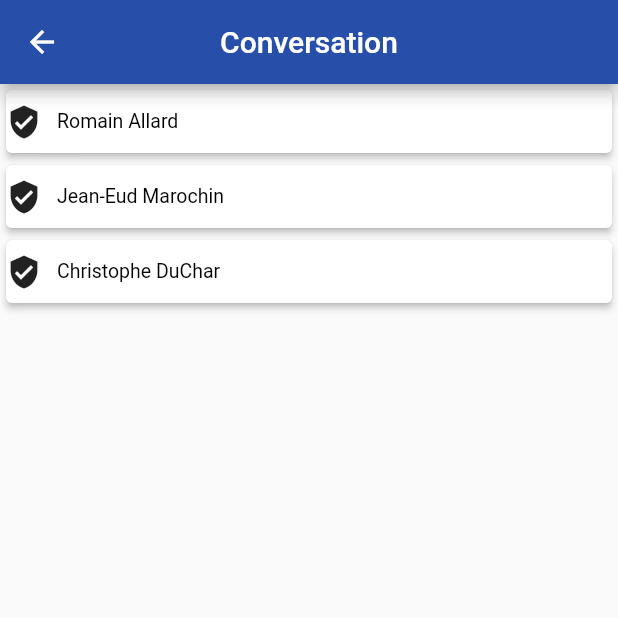
After one commit to ClementQ/flutter_cube, a Flutter app: the ListConversation screen opened directly, on a phone screen of 412 x 824 dp, the top half of it. The commit adds this screen. Run offline on Flutter 3.47's test engine with Material 2 defaults, Android fonts, the phone set to English and light mode, and no system bars; network calls fail.

Commit message:
Add ListConversation.dart

```diff
--- /dev/null
+++ b/lib/Pages/ListConversation.dart
@@ -0,0 +1,75 @@
+import 'package:flutter/material.dart';
+import 'package:flutter_cube/Components/InfoAcount.dart';
+import 'package:flutter_cube/Components/Message.dart';
+import 'package:flutter_cube/Models/Login.dart';
+import 'package:flutter_cube/Pages/Acount.dart';
+import 'package:flutter_cube/Pages/Conversation.dart';
+import 'package:flutter_cube/Pages/Forum.dart';
+import 'package:flutter_cube/Pages/Quiz.dart';
+import 'package:flutter_cube/Pages/home_page.dart';
+import 'package:flutter_cube/Components/Connexion.dart';
+
+class ListConversation extends StatefulWidget {
+  ListConversation({Key key, this.title}) : super(key: key);
+  final String title;
+
+  @override
+  _ListConversation_State createState() => _ListConversation_State();
+}
+
+class _ListConversation_State extends State<ListConversation> {
+
+  List<String> list = ["Romain Allard","Jean-Eud Marochin","Christophe DuChar"];
+
+  @override
+  Widget build(BuildContext context) {
+    return Scaffold(
+      appBar: AppBar(
+        title: Text(widget.title),
+        backgroundColor: Color.fromARGB(255, 39, 78, 168),
+        centerTitle: true,
+
+      ),
+      body:
+        ListView.builder(
+            itemCount: list.length,
+            itemBuilder: (context, index) {
+              return Row(
+                  children: [
+                    Expanded(
+                        child: Container(
+                            height: 50,
+                            child: Card(
+                              elevation: 2,
+                              child: Row(
+                                children: [
+                                  Icon(Icons.verified_user),
+                                  InkWell(
+                                    onTap: () {
+                                      Navigator.push(
+                                          context,
+                                          MaterialPageRoute(builder: (BuildContext context) {
+                                            return Conversation(title: "${widget.title}",);
+                                          })
+                                      );
+                                    },
+                                    child: new Padding(
+                                      padding: new EdgeInsets.all(10.0),
+                                      child: Text("${list[index]}", style: TextStyle(
+                                          color: Colors.black,
+                                          fontSize: 13,
+                                          decoration: TextDecoration.none)),
+                                    ),
+                                  ),
+                                ],
+                              )
+                            ),
+                        ),
+                    )
+                ],
+              );
+            }
+        )
+      );
+  }
+}
--- a/lib/Pages/home_page.dart
+++ b/lib/Pages/home_page.dart
@@ -8,6 +8,7 @@ import 'package:flutter_cube/Pages/Quiz.dart';
 import 'package:flutter_cube/Models/Article.dart';
 
 import 'Conversation.dart';
+import 'ListConversation.dart';
 
 class home_page extends StatefulWidget {
   home_page({Key key, this.title}) : super(key: key);
@@ -122,7 +123,7 @@ class _home_page_State extends State<home_page> {
                 Navigator.push(
                     context,
                     MaterialPageRoute(builder: (BuildContext context) {
-                      return Conversation(title: "Conversation",);
+                      return ListConversation(title: "Conversation",);
                     })
                 );
               },
```
